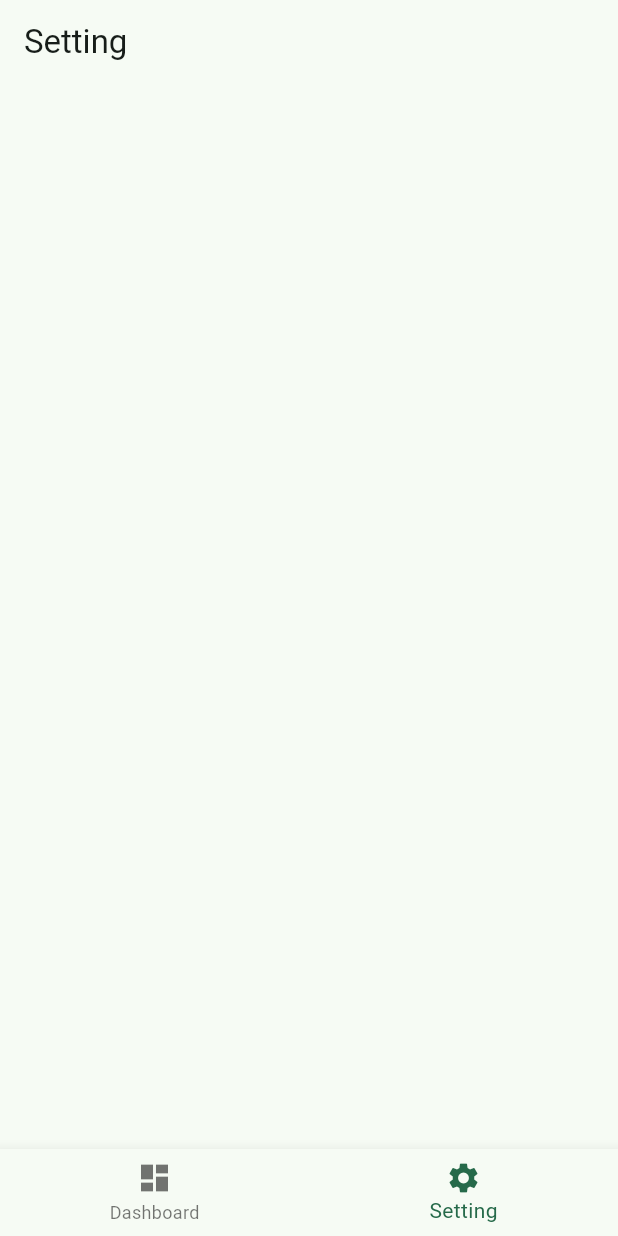
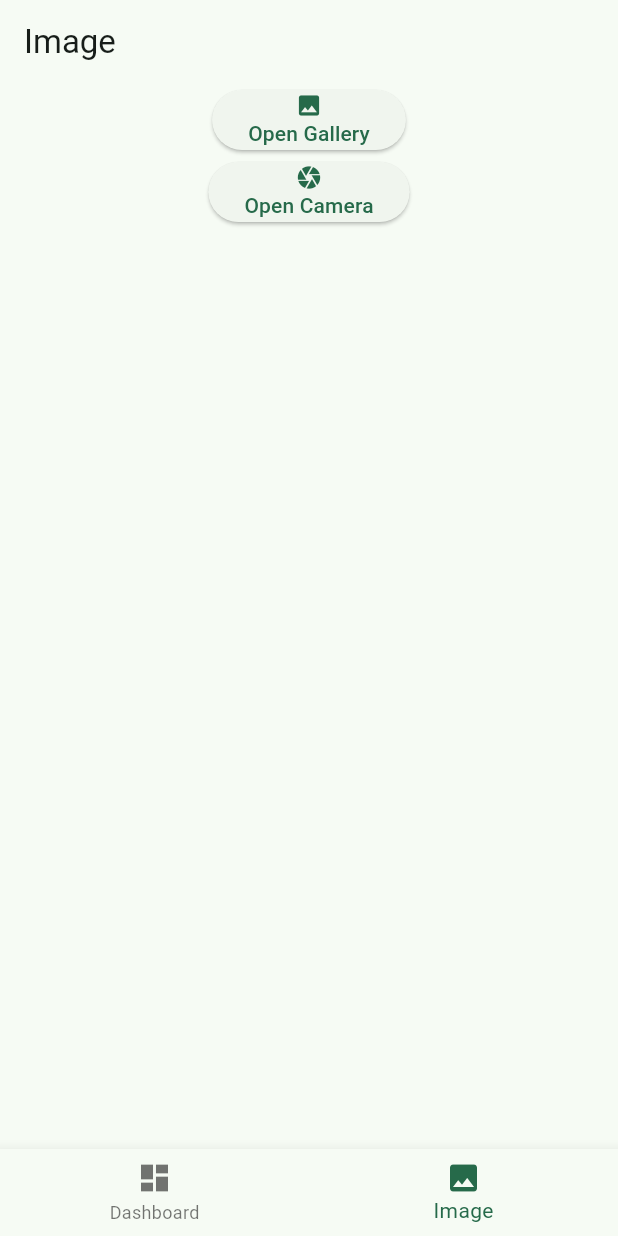
Before and after one commit to bernardrealino/flutter_base_project_template, a Flutter app: the screen it shows after launch, item 2 of the bottom bar chosen, on a phone screen of 412 x 824 dp. Run offline on Flutter 3.47's test engine with Material 2 defaults, Android fonts, the phone set to English and light mode, and no system bars; our stand-ins replace image_picker, lottie, permission_handler, smooth_page_indicator.

Commit message:
Added Image PIcker Page

```diff
--- a/lib/home_page.dart
+++ b/lib/home_page.dart
@@ -1,6 +1,7 @@
 import 'package:flutter/material.dart';
 import 'package:flutter_splashscreen/dashboard_page.dart';
-import './setting_page.dart';
+// import './setting_page.dart';
+import 'imagepicker_page.dart';
 
 class HomePage extends StatefulWidget {
   const HomePage({super.key});
@@ -31,7 +32,7 @@ class _HomePageState extends State<HomePage> {
         ),
       ),
       body: Center(
-        child: currentIndex == 0 ? const DashboardPage() : const SettingPage(),
+        child: currentIndex == 0 ? const DashboardPage() : ImagePickerPage(),
       ),
       bottomNavigationBar: BottomNavigationBar(
         items: const [
@@ -42,9 +43,9 @@ class _HomePageState extends State<HomePage> {
             ),
           ),
           BottomNavigationBarItem(
-            label: "Setting",
+            label: "Image",
             icon: Icon(
-              Icons.settings,
+              Icons.image,
             ),
           ),
         ],
@@ -57,7 +58,7 @@ class _HomePageState extends State<HomePage> {
               appBarTitle = "Dashboard";
             } else {
               isVisible = false;
-              appBarTitle = "Setting";
+              appBarTitle = "Image";
             }
           });
         },
--- /dev/null
+++ b/lib/imagepicker_page.dart
@@ -0,0 +1,85 @@
+import 'dart:io';
+
+import 'package:flutter/material.dart';
+import 'package:image_picker/image_picker.dart';
+import 'package:permission_handler/permission_handler.dart';
+
+class ImagePickerPage extends StatefulWidget {
+  @override
+  _ImagePickerPageState createState() => _ImagePickerPageState();
+}
+
+class _ImagePickerPageState extends State<ImagePickerPage> {
+  File? _pickedImage;
+
+  Future<bool> requestGalleryPermission() async {
+    final PermissionStatus status = await Permission.photos.request();
+    return status.isGranted;
+  }
+
+  Future<bool> requestCameraPermission() async {
+    final PermissionStatus status = await Permission.camera.request();
+    return status.isGranted;
+  }
+
+  Future<void> pickImage(ImageSource source) async {
+    final picker = ImagePicker();
+    final pickedFile = await picker.getImage(source: source);
+
+    if (pickedFile != null) {
+      setState(() {
+        _pickedImage = File(pickedFile.path);
+      });
+    }
+  }
+
+  @override
+  Widget build(BuildContext context) {
+    return Scaffold(
+      body: Center(
+        child: Column(
+          mainAxisAlignment: MainAxisAlignment.start,
+          children: [
+            if (_pickedImage != null)
+              Image.file(
+                _pickedImage!,
+                height: 200,
+              ),
+            ElevatedButton(
+              onPressed: () async {
+                bool hasGalleryPermission = await requestGalleryPermission();
+                if (hasGalleryPermission) {
+                  pickImage(ImageSource.gallery);
+                } else {
+                  // Handle permission denied
+                }
+              },
+              child: Column(
+                children: [
+                  Icon(Icons.image),
+                  Text('Open Gallery'),
+                ],
+              ),
+            ),
+            ElevatedButton(
+              onPressed: () async {
+                bool hasCameraPermission = await requestCameraPermission();
+                if (hasCameraPermission) {
+                  pickImage(ImageSource.camera);
+                } else {
+                  // Handle permission denied
+                }
+              },
+              child: Column(
+                children: [
+                  Icon(Icons.camera),
+                  Text('Open Camera'),
+                ],
+              ),
+            ),
+          ],
+        ),
+      ),
+    );
+  }
+}
--- a/pubspec.yaml
+++ b/pubspec.yaml
@@ -37,6 +37,9 @@ dependencies:
   # Use with the CupertinoIcons class for iOS style icons.
   cupertino_icons: ^1.0.2
   smooth_page_indicator: ^1.1.0
+  image_picker: ^0.8.9
+  permission_handler: ^10.3.0
+
 
 dev_dependencies:
   flutter_test:
```
Also changed, not shown: pubspec.lock, 5 other files.
